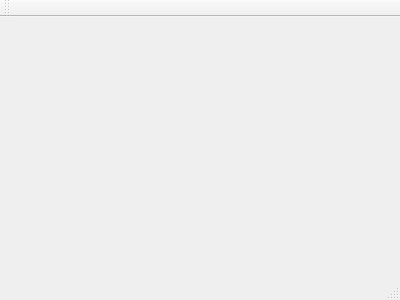
Old version of the form ui/mainwindow.ui in the repository OpenGround/visingraph.
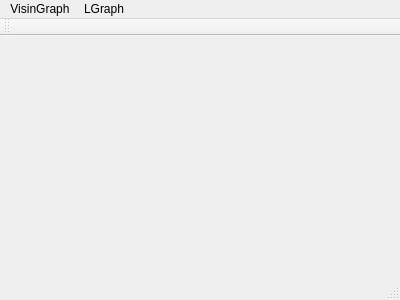
New version of the form.

The edit to the form file:
```diff
--- a/ui/mainwindow.ui
+++ b/ui/mainwindow.ui
@@ -20,9 +20,22 @@
      <x>0</x>
      <y>0</y>
      <width>400</width>
-     <height>20</height>
+     <height>17</height>
     </rect>
    </property>
+   <widget class="QMenu" name="menuVisinGraph">
+    <property name="title">
+     <string>VisinGraph</string>
+    </property>
+   </widget>
+   <widget class="QMenu" name="menuLGraph">
+    <property name="title">
+     <string>LGraph</string>
+    </property>
+    <addaction name="continueCalcAction"/>
+   </widget>
+   <addaction name="menuVisinGraph"/>
+   <addaction name="menuLGraph"/>
   </widget>
   <widget class="QToolBar" name="mainToolBar">
    <attribute name="toolBarArea">
```
Left out of the diff: 5 changed lines with no effect on the pictures.
